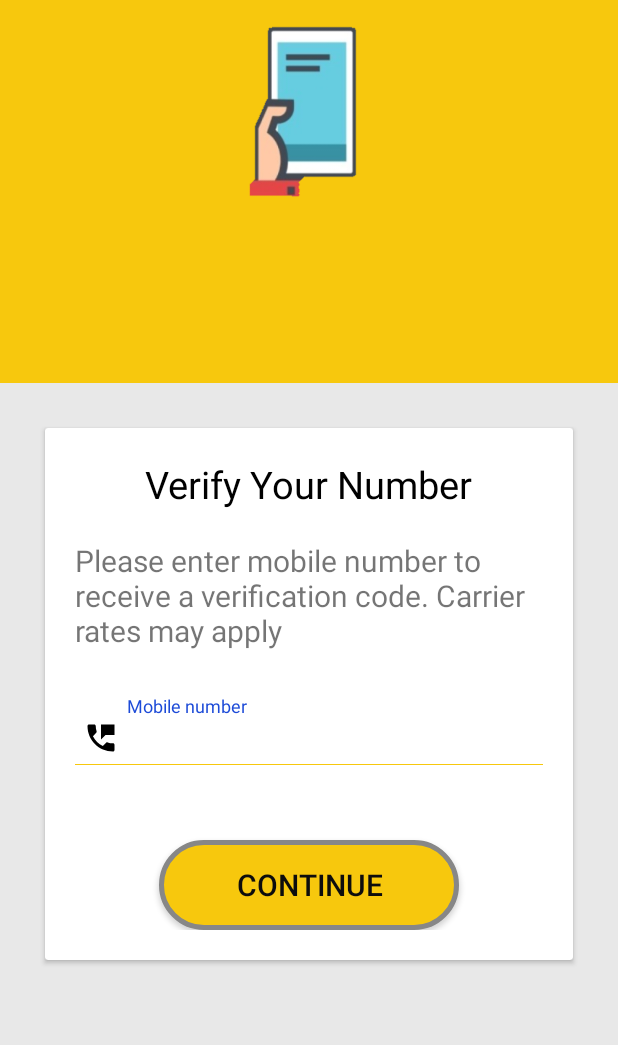
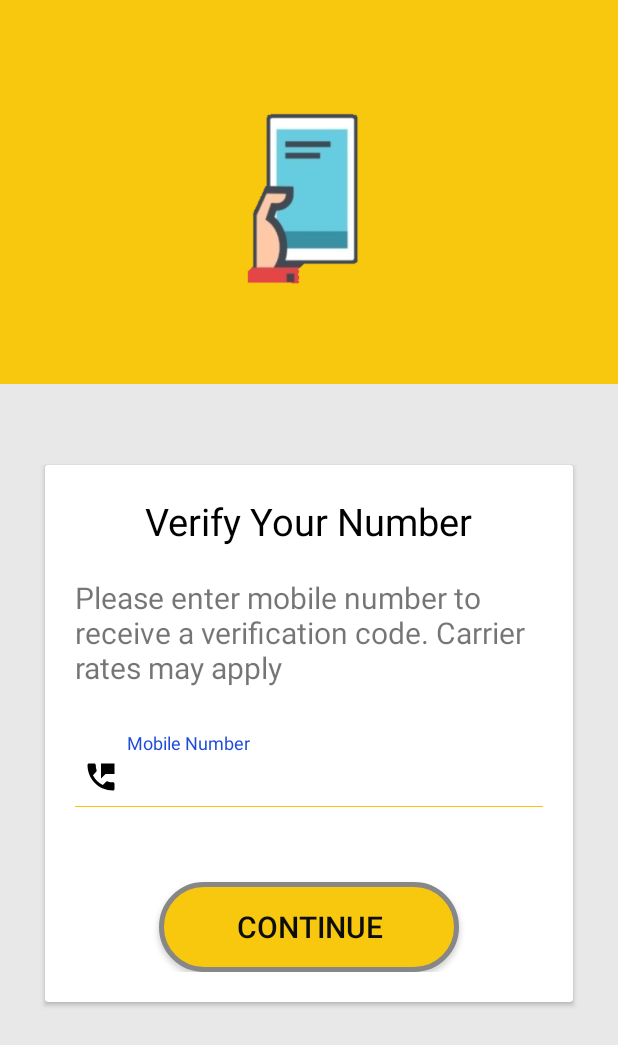
Before and after one commit to aaqadir/SmartLabour02, an Android app: the PhoneActivity screen opened directly, with no data from a screen before it, on a phone screen of 412 x 824 dp. Shown: the top 1045 px of the screen. Run offline under Robolectric (Android 15) with nearby library versions, the phone set to English and light mode, and no system bars; plain views replace OptRoundCardView.

Commit message:
Merge branch 'masood' of https://github.com/aaqadir/SmartLabour02 into masood
# Conflicts:
#	app/src/main/res/layout/activity_help.xml
#	app/src/main/res/layout/activity_pverify.xml

```diff
--- a/app/src/main/res/layout/activity_phone.xml
+++ b/app/src/main/res/layout/activity_phone.xml
@@ -1,73 +1,93 @@
 <?xml version="1.0" encoding="utf-8"?>
-<LinearLayout
-    xmlns:android="http://schemas.android.com/apk/res/android"
+<android.support.design.widget.CoordinatorLayout xmlns:android="http://schemas.android.com/apk/res/android"
     xmlns:app="http://schemas.android.com/apk/res-auto"
     xmlns:tools="http://schemas.android.com/tools"
+    android:id="@+id/main_content"
     android:layout_width="match_parent"
-    android:orientation="vertical"
     android:layout_height="match_parent"
-    tools:context=".PverifyActivity"
-    android:background="#e8e8e8"  >
+    android:fitsSystemWindows="true"
+    tools:context=".PhoneActivity">
 
-    <LinearLayout
-        android:id="@+id/upperLayout"
+    <android.support.design.widget.AppBarLayout
+        android:id="@+id/appbar"
         android:layout_width="match_parent"
-        android:layout_height="0dp"
-        android:layout_weight="0.9"
+        android:layout_height="256dp"
+        android:theme="@style/ThemeOverlay.AppCompat.Dark.ActionBar"
+        android:fitsSystemWindows="true">
 
-        android:background="@color/colorPrimary"
-        android:orientation="vertical">
+        <android.support.design.widget.CollapsingToolbarLayout
+            android:id="@+id/collapsing_toolbar"
+            android:layout_width="match_parent"
+            android:layout_height="match_parent"
+            app:layout_scrollFlags="scroll|exitUntilCollapsed"
+            android:fitsSystemWindows="true"
+            app:contentScrim="?attr/colorPrimary"
+            app:expandedTitleMarginStart="48dp"
+            app:expandedTitleMarginEnd="64dp">
 
-        <ImageView
-            android:id="@+id/imageView3"
-            android:layout_width="150dp"
-            android:layout_height="140dp"
-            android:layout_gravity="center"
-            android:src="@drawable/mobilenum" />
+            <ImageView
+                android:id="@+id/backdrop"
+                android:layout_width="150dp"
+                android:layout_height="140dp"
+                android:scaleType="centerCrop"
+                android:layout_gravity="center"
+                android:background="@drawable/mobilenum"
+                android:fitsSystemWindows="true"
+                app:layout_collapseMode="parallax" />
 
-    </LinearLayout>
+            <android.support.v7.widget.Toolbar
+                android:id="@+id/toolbar"
+                android:layout_width="match_parent"
+                android:layout_height="?attr/actionBarSize"
+                app:popupTheme="@style/ThemeOverlay.AppCompat.Light"
+                app:layout_collapseMode="pin" />
 
-    <ScrollView
+        </android.support.design.widget.CollapsingToolbarLayout>
+    </android.support.design.widget.AppBarLayout>
+
+    <android.support.v4.widget.NestedScrollView
         android:layout_width="match_parent"
-        android:layout_height="0dp"
-        android:layout_weight="2">
+        android:background="#e8e8e8"
+        android:layout_height="match_parent"
+        app:layout_behavior="@string/appbar_scrolling_view_behavior">
 
-    <LinearLayout xmlns:android="http://schemas.android.com/apk/res/android"
-        android:layout_width="match_parent"
-        android:layout_height="wrap_content">
-
+        <LinearLayout
+            android:layout_width="match_parent"
+            android:layout_height="match_parent"
+            android:orientation="vertical"
+            android:background="#e8e8e8"
+            android:paddingTop="24dp">
 
             <com.github.captain_miao.optroundcardview.OptRoundCardView
                 android:layout_width="match_parent"
                 android:layout_height="wrap_content"
-                android:layout_gravity="center_vertical"
                 android:layout_margin="30dp"
                 app:optRoundCardBackgroundColor="#ffffff"
-                app:optRoundCardCornerRadius="10dp"
-                app:optRoundCardElevation="2dp">
+                app:optRoundCardElevation="1dp"
+                app:optRoundCardCornerRadius="10dp">
 
 
                 <LinearLayout
                     android:layout_width="match_parent"
                     android:layout_height="wrap_content"
+                    android:orientation="vertical"
                     android:layout_margin="20dp"
-                    android:background="#ffffff"
-                    android:orientation="vertical">
-
+                    android:background="#ffffff" >
                     <TextView
                         android:layout_width="wrap_content"
                         android:layout_height="wrap_content"
                         android:layout_gravity="center"
                         android:text="@string/phone_verify"
+                        android:textSize="25sp"
                         android:textColor="@color/black"
-                        android:textSize="25sp" />
-
+                        />
                     <TextView
                         android:layout_width="wrap_content"
                         android:layout_height="wrap_content"
+                        android:text="@string/phone_notice"
+                        android:textSize="20sp"
                         android:layout_marginTop="20dp"
-                        android:text="@string/phone_notice"
-                        android:textSize="20sp" />
+                        />
 
                     <android.support.design.widget.TextInputLayout
                         android:id="@+id/input_layout_mobilenumber"
@@ -83,14 +103,13 @@
                             android:drawableLeft="@drawable/ic_phone_black_24dp"
                             android:drawablePadding="5dp"
                             android:gravity="center_vertical"
-                            android:hint="Mobile number"
+                            android:hint="Mobile Number"
                             android:inputType="phone"
                             android:padding="5dp"
                             android:singleLine="true"
                             android:textColor="@color/black"
-                            android:textSize="16sp" />
+                            android:textSize="20sp" />
                     </android.support.design.widget.TextInputLayout>
-
                     <View
                         android:layout_width="fill_parent"
                         android:layout_height="1px"
@@ -99,21 +118,21 @@
 
                     <Button
                         android:id="@+id/btn_continue"
-                        android:layout_width="200dp"
-                        android:layout_height="60dp"
-                        android:layout_gravity="center_horizontal"
-                        android:layout_marginTop="50dp"
-                        android:background="@drawable/buttonshape"
                         android:text="Continue"
                         android:textColor="#0D0D0D"
-                        android:textSize="20sp" />
+                        android:textSize="20sp"
+                        android:layout_width="200dp"
+                        android:layout_gravity="center_horizontal"
+                        android:layout_height="60dp"
+                        android:background="@drawable/buttonshape"
+                        android:layout_marginTop="50dp" />
 
                 </LinearLayout>
 
             </com.github.captain_miao.optroundcardview.OptRoundCardView>
 
-           </LinearLayout>
-        </ScrollView>
+        </LinearLayout>
 
+    </android.support.v4.widget.NestedScrollView>
 
-</LinearLayout>
+</android.support.design.widget.CoordinatorLayout>
```
Also changed, not shown: app/src/main/res/layout/activity_help.xml (+72 -55 lines), app/src/main/res/layout/activity_pverify.xml (+2 -13 lines), app/src/main/res/layout/activity_settings.xml (+13 -4 lines).
